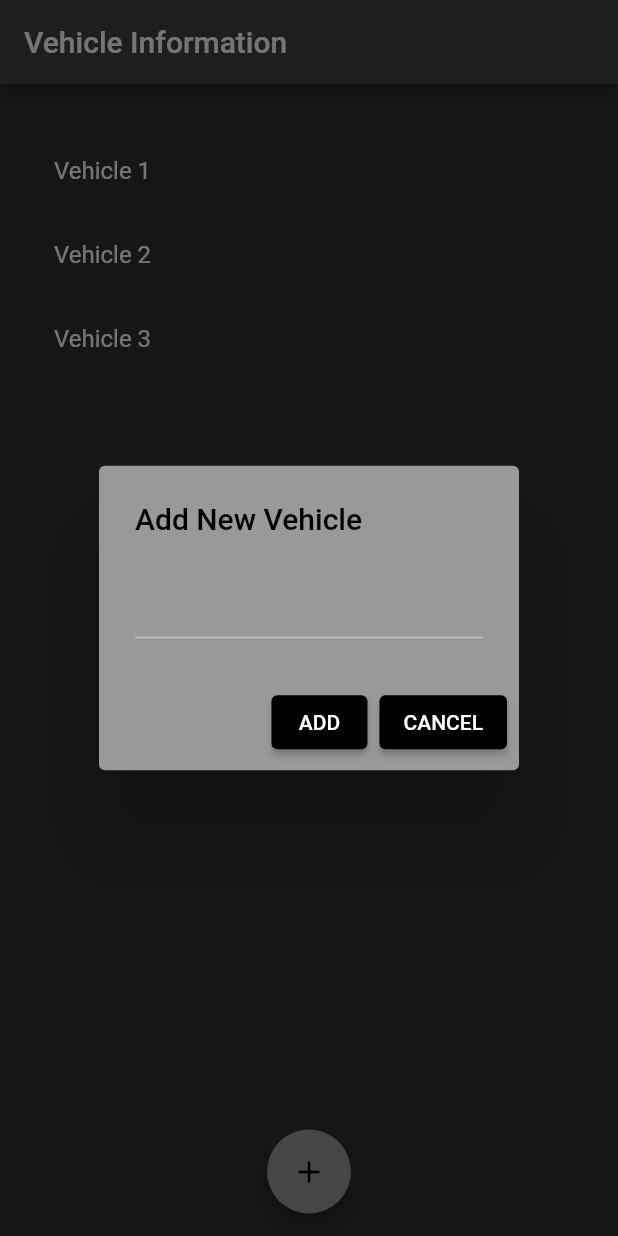
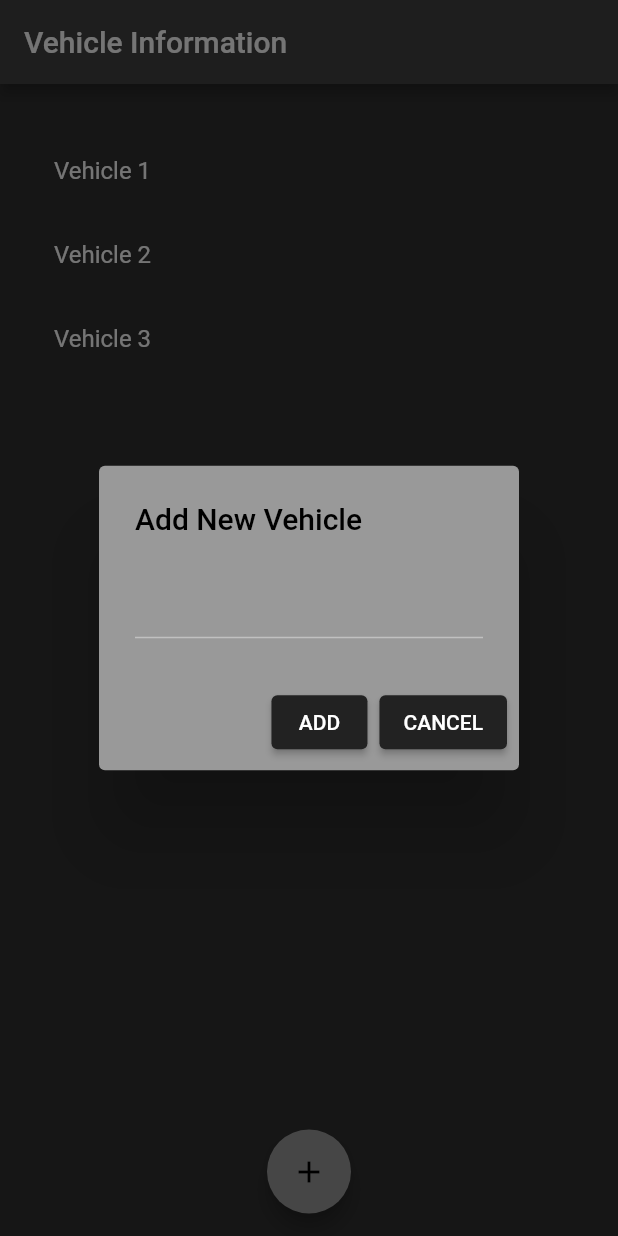
Before and after one commit to Imsurajr/SiteGenius, a Flutter app: the screen it shows after launch, after a tap on the "add" icon, on a phone screen of 412 x 824 dp. Run offline on Flutter 3.47's test engine with Material 2 defaults, Android fonts, the phone set to English and light mode, and no system bars.

Commit message:
initial commit

```diff
--- a/lib/main.dart
+++ b/lib/main.dart
@@ -2,14 +2,16 @@ import 'package:flutter/material.dart';
 import 'screens/homescreen.dart';
 
 void main() {
-  runApp( MyApp());
+  runApp(const MyApp());
 }
 
 class MyApp extends StatelessWidget {
+  const MyApp({super.key});
 
   @override
   Widget build(BuildContext context) {
     return MaterialApp(
+      debugShowCheckedModeBanner: false,
       theme: ThemeData.dark(),
       home: HomeScreen(),
     );
--- a/lib/screens/homescreen.dart
+++ b/lib/screens/homescreen.dart
@@ -52,26 +52,30 @@ class _HomeScreenState extends State<HomeScreen> {
       ),
     );
   }
+
   Future<dynamic> _display(BuildContext context) async {
     return showDialog(
         context: context,
         builder: (BuildContext context) {
           return AlertDialog(
             backgroundColor: Color(0xFF999999),
-            title: Text("Add New Vehicle", style:  TextStyle(color: Colors.black),),
+            title: Text(
+              "Add New Vehicle",
+              style: TextStyle(color: Colors.black),
+            ),
             content: TextField(
               controller: _addNewVehicleController,
               style: TextStyle(
-                color: Colors.black,
-                fontWeight: FontWeight.bold,
+                color: Color(0xff222222),
                 fontSize: 20,
+                fontWeight: FontWeight.w500,
               ),
               // decoration: cnst.kHintTextStyle,
             ),
             actions: <Widget>[
               ElevatedButton(
                 style: ButtonStyle(
-                  backgroundColor: MaterialStateProperty.all(Colors.black),
+                  backgroundColor: MaterialStateProperty.all(Color(0xff222222)),
                 ),
                 child: Text('ADD'),
                 onPressed: () {
@@ -84,7 +88,7 @@ class _HomeScreenState extends State<HomeScreen> {
               ),
               ElevatedButton(
                 style: ButtonStyle(
-                  backgroundColor: MaterialStateProperty.all(Colors.black),
+                  backgroundColor: MaterialStateProperty.all(Color(0xff222222)),
                 ),
                 child: Text('CANCEL'),
                 onPressed: () {
@@ -95,9 +99,7 @@ class _HomeScreenState extends State<HomeScreen> {
           );
         });
   }
-
 }
-
 
 // class HomeScreen extends StatelessWidget {
 //   @override
--- a/lib/screens/vehicleOptionsList.dart
+++ b/lib/screens/vehicleOptionsList.dart
@@ -1,4 +1,3 @@
-import 'package:flutter/cupertino.dart';
 import 'package:flutter/material.dart';
 
 List<String> vehicleOptions = [
```
